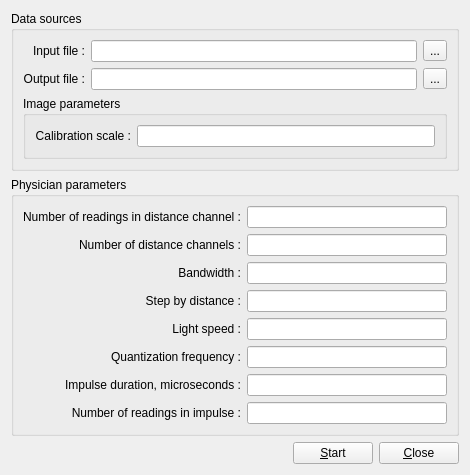
Before: the Qt Designer form src/gui/ui/conv_distance_widget.ui in YuriyRusinov/radius, drawn with Qt 5.
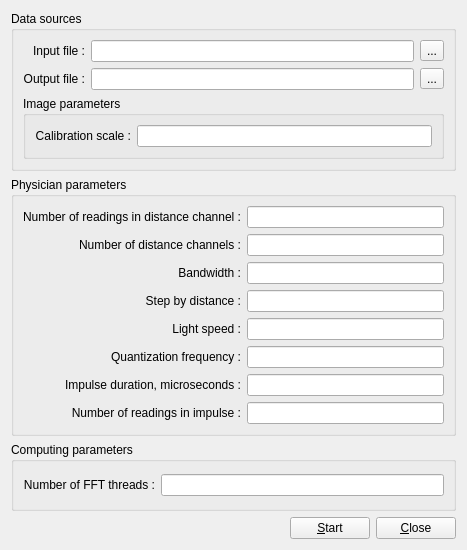
After: the same form once the commit is applied.

Commit message: Parallel FFT.

Patch:
```diff
--- a/src/gui/ui/conv_distance_widget.ui
+++ b/src/gui/ui/conv_distance_widget.ui
@@ -6,8 +6,8 @@
    <rect>
     <x>0</x>
     <y>0</y>
-    <width>470</width>
-    <height>463</height>
+    <width>467</width>
+    <height>550</height>
    </rect>
   </property>
   <property name="windowTitle">
@@ -214,7 +214,7 @@
      </layout>
     </widget>
    </item>
-   <item row="2" column="0">
+   <item row="3" column="0">
     <layout class="QHBoxLayout" name="hButtonsLayout">
      <item>
       <spacer name="horizontalSpacer">
@@ -245,6 +245,28 @@
      </item>
     </layout>
    </item>
+   <item row="2" column="0">
+    <widget class="QGroupBox" name="gbParallel">
+     <property name="title">
+      <string>Computing parameters</string>
+     </property>
+     <layout class="QGridLayout" name="gridLayout_5">
+      <item row="0" column="0">
+       <widget class="QLabel" name="lFFTThreads">
+        <property name="text">
+         <string>&lt;html&gt;&lt;head/&gt;&lt;body&gt;&lt;p&gt;Number of FFT threads :&lt;/p&gt;&lt;/body&gt;&lt;/html&gt;</string>
+        </property>
+        <property name="alignment">
+         <set>Qt::AlignRight|Qt::AlignTrailing|Qt::AlignVCenter</set>
+        </property>
+       </widget>
+      </item>
+      <item row="0" column="1">
+       <widget class="QLineEdit" name="lEFFTThreads"/>
+      </item>
+     </layout>
+    </widget>
+   </item>
   </layout>
  </widget>
  <resources/>
```
The commit also changes 5 other files.
